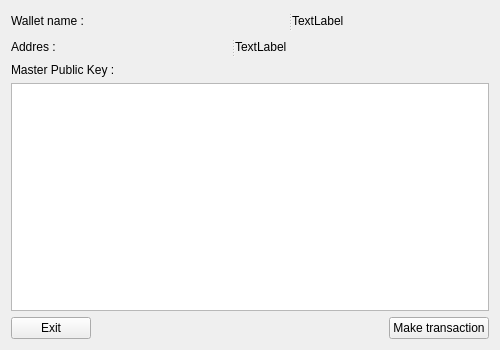
This is online_wallet/informationwindow.ui in bmstu-iu8-2018-project/wallet as Qt 5 draws it before an edit. The edited form follows.
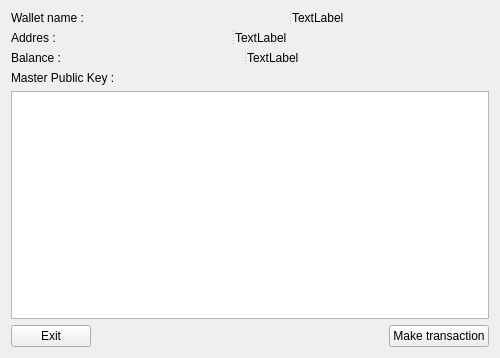
This is the edited form.

Commit message: balance request

Patch:
```diff
--- a/online_wallet/informationwindow.ui
+++ b/online_wallet/informationwindow.ui
@@ -48,6 +48,23 @@
      </widget>
     </widget>
    </item>
+   <item>
+    <widget class="QSplitter" name="splitter_3">
+     <property name="orientation">
+      <enum>Qt::Horizontal</enum>
+     </property>
+     <widget class="QLabel" name="label_balance">
+      <property name="text">
+       <string>Balance :</string>
+      </property>
+     </widget>
+     <widget class="QLabel" name="balance">
+      <property name="text">
+       <string>TextLabel</string>
+      </property>
+     </widget>
+    </widget>
+   </item>
    <item>
     <layout class="QVBoxLayout" name="verticalLayout">
      <item>
```
The commit also changes 11 other files.
